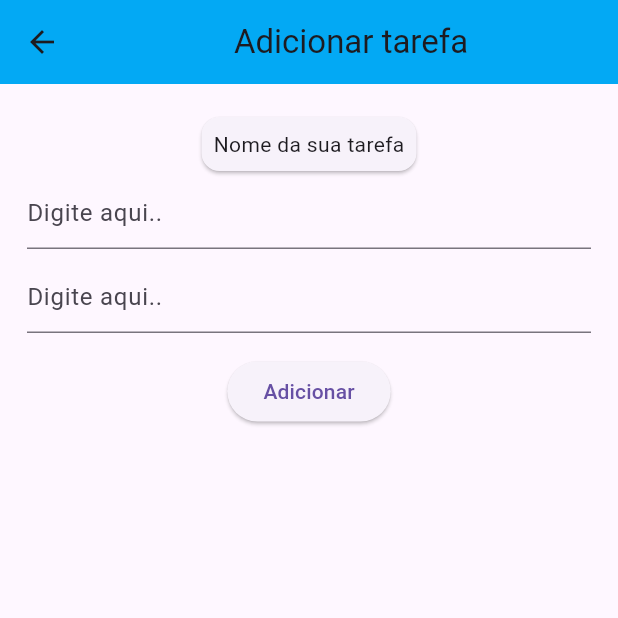
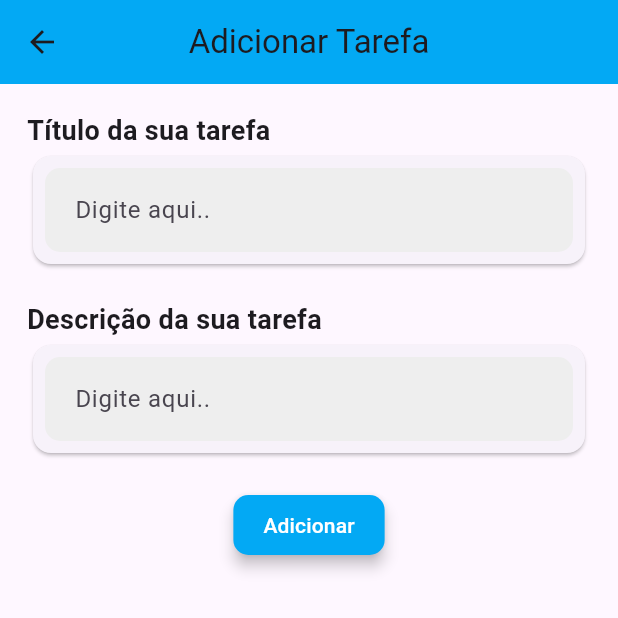
Before and after one commit to Gustavocurty/ThemeApp, a Flutter app: the AddPage screen opened by its route, on a phone screen of 412 x 824 dp, the top half of it. Run offline on Flutter 3.47's test engine with Material 3 defaults, Android fonts, the phone set to English and light mode, and no system bars.

Commit message:
Atualização 29/05

```diff
--- a/lib/Screens/adicionar_tarefa.dart
+++ b/lib/Screens/adicionar_tarefa.dart
@@ -1,96 +1,133 @@
-// ignore_for_file: prefer_const_constructors, non_constant_identifier_names
+// ignore_for_file: prefer_const_constructors
 
 import 'package:flutter/material.dart';
 
 class AddPage extends StatefulWidget {
-  // ignore: prefer_const_constructors_in_immutables
-  AddPage({super.key});
+  const AddPage({Key? key}) : super(key: key);
 
   @override
-  State<AddPage> createState() {
-    return AddPageState();
-  }
+  State<AddPage> createState() => AddPageState();
 }
 
 class AddPageState extends State<AddPage> {
-  String TituloTarefa = '';
-  String DescricaoTarefa = '';
+  String tituloTarefa = '';
+  String descricaoTarefa = '';
   final GlobalKey<FormState> _formKey = GlobalKey<FormState>();
 
   final TextEditingController tituloController = TextEditingController();
   final TextEditingController descricaoController = TextEditingController();
 
-  Widget _form() {
-    return Form(
+  @override
+  Widget build(BuildContext context) {
+    return Scaffold(
+      appBar: AppBar(
+        title: Text('Adicionar Tarefa'),
+        centerTitle: true,
+        backgroundColor: Colors.lightBlue,
+      ),
+      body: Padding(
+        padding: const EdgeInsets.all(18),
+        child: Form(
           key: _formKey,
           child: Column(
+            crossAxisAlignment: CrossAxisAlignment.start,
             children: [
+
+              Text(
+                'Título da sua tarefa',
+                style: TextStyle(fontSize: 18, fontWeight: FontWeight.bold),
+              ),
+
               Card(
                 child: Padding(
                   padding: const EdgeInsets.all(8.0),
-              child: Text('Nome da sua tarefa'),
+                  child: TextFormField(
+                    controller: tituloController,
+                    decoration: InputDecoration(
+                      hintText: 'Digite aqui..',
+                      filled: true,
+                      fillColor: Colors.grey[200],
+                      border: OutlineInputBorder(
+                        borderRadius: BorderRadius.circular(10.0),
+                        borderSide: BorderSide.none,
                       ),
+                      contentPadding: EdgeInsets.all(16),
                     ),
-          TextFormField(
-            controller: tituloController,
-            decoration: InputDecoration(hintText: 'Digite aqui..'),
-            keyboardType: TextInputType.text,
-            onChanged: (value) {
-              setState(() {
-                TituloTarefa = value;
-              });
-            },
                     validator: (value) {
                       if ((value?.trim() ?? '').isEmpty) {
                         return 'Campo vazio!';
                       }
                       return null;
                     },
-          ),
-          SizedBox(height: 8), // Espaçamento entre os campos
-          TextFormField(
-            controller: descricaoController,
-            decoration: InputDecoration(hintText: 'Digite aqui..'),
-            keyboardType: TextInputType.text,
                     onChanged: (value) {
                       setState(() {
-                DescricaoTarefa = value;
+                        tituloTarefa = value;
                       });
                     },
+                  ),
+                ),
+              ),
+              SizedBox(height: 20),
+              Text(
+                'Descrição da sua tarefa',
+                style: TextStyle(fontSize: 18, fontWeight: FontWeight.bold),
+              ),
+              Card(
+                child: Padding(
+                  padding: const EdgeInsets.all(8.0),
+                  child: TextFormField(
+                    controller: descricaoController,
+                    decoration: InputDecoration(
+                      hintText: 'Digite aqui..',
+                      filled: true,
+                      fillColor: Colors.grey[200],
+                      border: OutlineInputBorder(
+                        borderRadius: BorderRadius.circular(10.0),
+                        borderSide: BorderSide.none,
+                      ),
+                      contentPadding: EdgeInsets.all(16),
+                    ),
                     validator: (value) {
                       if ((value?.trim() ?? '').isEmpty) {
                         return 'Campo vazio!';
                       }
                       return null;
                     },
+                    onChanged: (value) {
+                      setState(() {
+                        descricaoTarefa = value;
+                      });
+                    },
                   ),
-          SizedBox(height: 15), // Espaçamento antes do botão
-          ElevatedButton(
+                ),
+              ),
+              SizedBox(height: 20),
+
+              Center(
+                child: ElevatedButton(
                 onPressed: () {
                   if (_formKey.currentState!.validate()) {
                     Navigator.of(context).pop({
-                  'titulo': TituloTarefa,
-                  'descricao': DescricaoTarefa,
+                      'titulo': tituloTarefa,
+                      'descricao': descricaoTarefa,
                     });
                   }
                 },
+                style: ElevatedButton.styleFrom(
+                  foregroundColor: Colors.white, backgroundColor: Colors.lightBlue, // Cor do texto do botão
+                  padding: EdgeInsets.symmetric(vertical: 10, horizontal: 20), // Espaçamento interno do botão
+                  shape: RoundedRectangleBorder(
+                    borderRadius: BorderRadius.circular(10), // Borda arredondada do botão
+                  ),
+                  elevation: 4, // Altura da sombra do botão
+                ),
                 child: Text('Adicionar'),
+              ),
+
               ),
             ],
           ),
-    );
-  }
-
-  @override
-  Widget build(BuildContext context) {
-    return Scaffold(
-      appBar: AppBar(
-        title: Center(child: Text('Adicionar tarefa')),
-        backgroundColor: Colors.lightBlue,
         ),
-      body: Padding(
-        padding: const EdgeInsets.all(18),
-        child: _form(),
       ),
     );
   }
```
Also changed, not shown: lib/Screens/editar_tela.dart (+46 -10 lines), flutter_02.png (added), 9 other files. Lines whose indentation alone changed are shown as unchanged.
